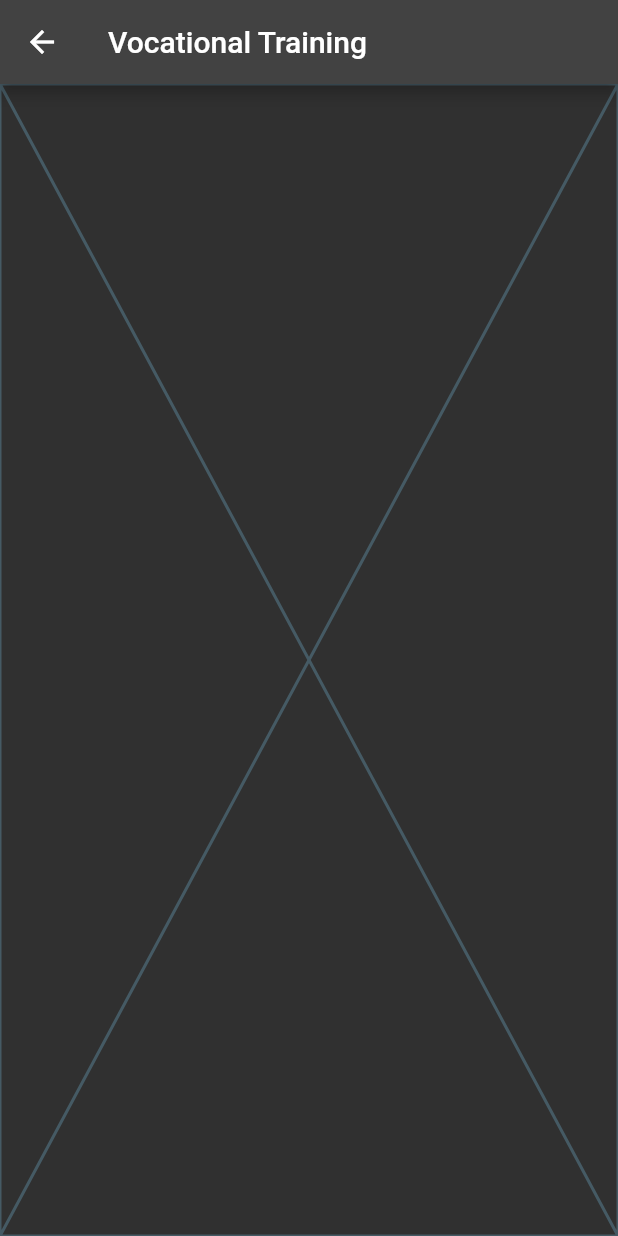
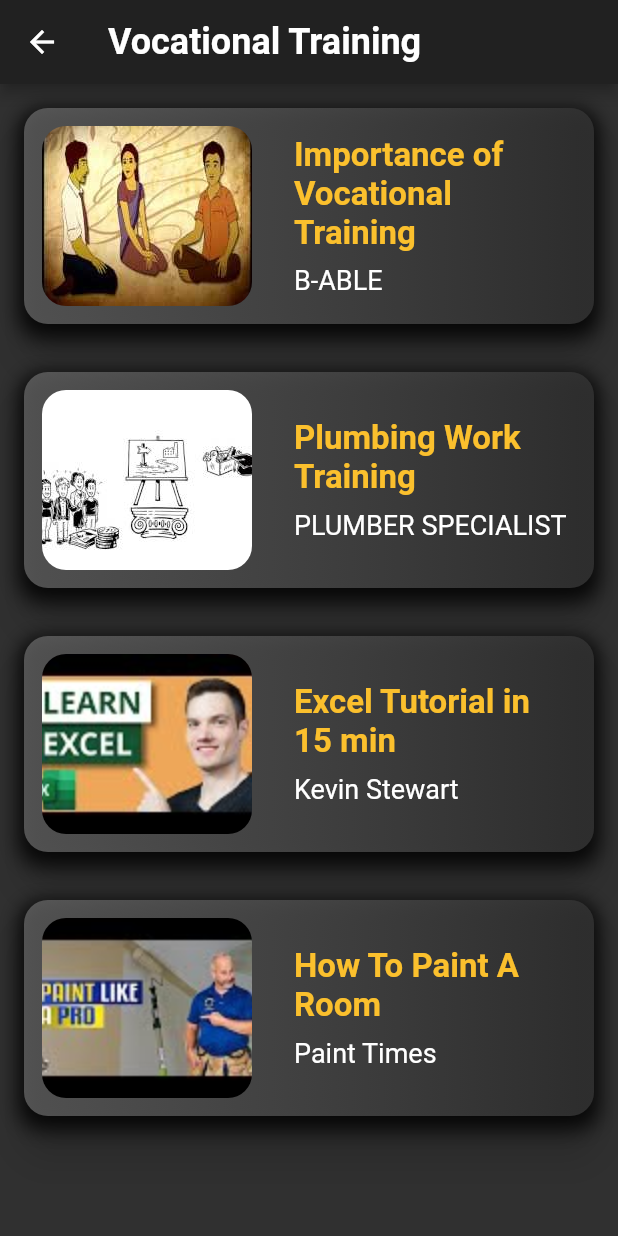
Before and after one commit to drowsy-coder/Nyaya-Sahaya, a Flutter app: the VocationalSupportScreen screen opened directly, after a tap on "Vocational Training", on a phone screen of 412 x 824 dp. Run offline on Flutter 3.47's test engine with Material 2 defaults, Android fonts, the phone set to English and light mode, and no system bars; our stand-ins replace bubble, cloud_firestore, date_field, file_picker, firebase_auth, firebase_core and 5 more; missing offline and left inert: dialogflow_flutter, read_pdf_text, text2pdf; accounts and stored records are empty; project files that could hold a hidden picture were left out.

Commit message:
Update vocational ed

```diff
--- a/lib/screens/stakeholders/client/support/vocational_support/screens/vocational_training.dart
+++ b/lib/screens/stakeholders/client/support/vocational_support/screens/vocational_training.dart
@@ -1,13 +1,154 @@
 import 'package:flutter/material.dart';
+import 'package:law/screens/stakeholders/client/support/mental/m_player.dart';
 
-class VocationalCoursesScreen extends StatelessWidget {
+class VocationalTrainingScreen extends StatelessWidget {
   @override
   Widget build(BuildContext context) {
     return Scaffold(
       appBar: AppBar(
-        title: Text('Vocational Training'),
+        title: const Text(
+          'Vocational Training',
+          style: TextStyle(
+            fontSize: 24,
+            fontWeight: FontWeight.bold,
+          ),
+        ),
+        backgroundColor: Colors.grey[900],
       ),
-      body: Placeholder(),
+      body: ListView(
+        children: const [
+          VideoCard(
+            videoId: 'kvnbVRlRLgg',
+            title: 'Importance of Vocational Training',
+            thumbnailUrl: 'assets/images/voc1.jpg',
+            description: 'B-ABLE',
+          ),
+          VideoCard(
+            videoId: 'DrpFqBFyi30',
+            title: 'Plumbing Work Training',
+            thumbnailUrl: 'assets/images/voc2.jpg',
+            description: 'PLUMBER SPECIALIST',
+          ),
+          VideoCard(
+            videoId: 'LgXzzu68j7M',
+            title: 'Excel Tutorial in 15 min',
+            thumbnailUrl: 'assets/images/voc4.jpg',
+            description: 'Kevin Stewart',
+          ),
+          VideoCard(
+            videoId: 'bLbUIevOxzY',
+            title: 'How To Paint A Room',
+            thumbnailUrl: 'assets/images/voc3.jpg',
+            description: 'Paint Times',
+          ),
+        ],
+      ),
     );
   }
 }
+
+class VideoCard extends StatelessWidget {
+  final String videoId;
+  final String title;
+  final String thumbnailUrl;
+  final String description;
+
+  const VideoCard({
+    required this.videoId,
+    required this.title,
+    required this.thumbnailUrl,
+    required this.description,
+  });
+
+  @override
+  Widget build(BuildContext context) {
+    return Card(
+      margin: const EdgeInsets.all(16.0),
+      elevation: 12, // Increased elevation for a stronger card effect
+      shape: RoundedRectangleBorder(
+        borderRadius:
+            BorderRadius.circular(16.0), // Rounded corners for the card
+      ),
+      child: InkWell(
+        onTap: () {
+          // Navigate to the player screen with the selected video
+          Navigator.push(
+            context,
+            MaterialPageRoute(
+              builder: (context) => VideoPlayerScreen(
+                videoId: videoId,
+                title: title,
+                description: description,
+              ),
+            ),
+          );
+        },
+        child: Container(
+          decoration: BoxDecoration(
+            borderRadius: BorderRadius.circular(
+                16.0), // Rounded corners for the container
+            gradient: LinearGradient(
+              colors: [
+                Colors.grey[700]!.withOpacity(0.8),
+                Colors.grey[850]!.withOpacity(0.9)
+              ], // Grey gradient
+              begin: Alignment.centerLeft,
+              end: Alignment.centerRight,
+            ),
+            boxShadow: [
+              BoxShadow(
+                color: Colors.black.withOpacity(0.8),
+                spreadRadius: 4,
+                blurRadius: 10,
+                offset: const Offset(0, 5),
+              ),
+            ],
+          ),
+          child: Row(
+            children: [
+              Padding(
+                padding: const EdgeInsets.all(12.0),
+                child: ClipRRect(
+                  borderRadius: BorderRadius.circular(16.0),
+                  child: Image.asset(
+                    thumbnailUrl,
+                    width: 140,
+                    height: 120,
+                    fit: BoxFit.cover,
+                  ),
+                ),
+              ),
+              Expanded(
+                flex: 7,
+                child: Padding(
+                  padding: const EdgeInsets.all(16.0),
+                  child: Column(
+                    crossAxisAlignment: CrossAxisAlignment.start,
+                    children: [
+                      Text(
+                        title,
+                        style: TextStyle(
+                          fontSize: 22,
+                          fontWeight: FontWeight.bold,
+                          color: Colors.yellow[700],
+                        ),
+                      ),
+                      const SizedBox(height: 8),
+                      Text(
+                        description,
+                        style: const TextStyle(
+                          fontSize: 18,
+                          color: Colors.white,
+                        ),
+                      ),
+                    ],
+                  ),
+                ),
+              ),
+            ],
+          ),
+        ),
+      ),
+    );
+  }
+}
--- a/lib/screens/stakeholders/client/support/vocational_support/vocational_support.dart
+++ b/lib/screens/stakeholders/client/support/vocational_support/vocational_support.dart
@@ -125,7 +125,7 @@ class VocationalSupportScreen extends StatelessWidget {
                     onTap: () {
                       Navigator.of(context).push(
                         MaterialPageRoute(
-                          builder: (context) => VocationalCoursesScreen(),
+                          builder: (context) => VocationalTrainingScreen(),
                         ),
                       );
                     },
```
Also changed, not shown: lib/screens/stakeholders/client/support/vocational_support/screens/computer_training.dart (+132 -100 lines), assets/images/ct1.jpg (added), assets/images/ct2.jpg (added), assets/images/ct4.jpg (added), assets/images/voc1.jpg (added), assets/images/voc2.jpg (added), assets/images/voc3.jpg (added), assets/images/voc4.jpg (added).
